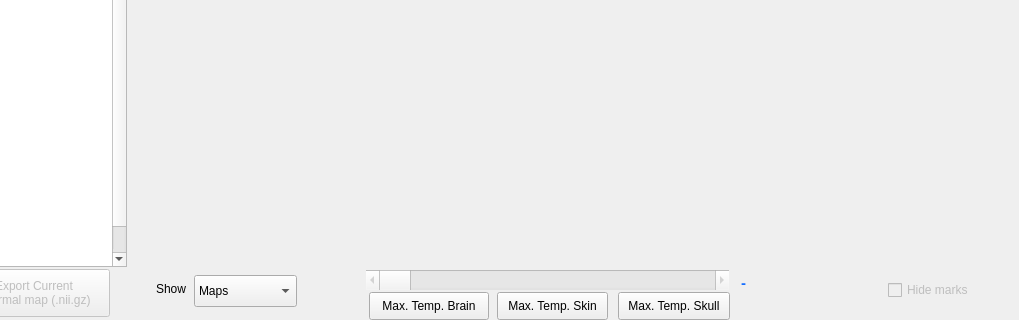
This is BabelBrain/Babel_Thermal/form.ui in ProteusMRIgHIFU/BabelBrain as Qt 5 draws it before an edit; both pictures show x 232 to 1251 and y 163 to 483 of the 1251 by 483 pixel window. The edited form follows.
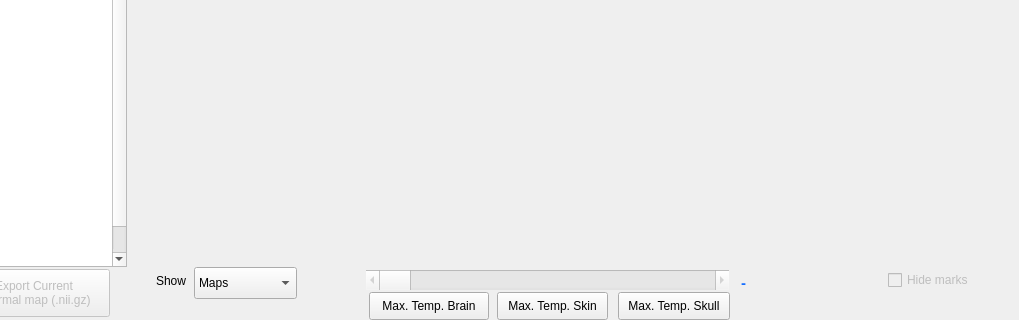
This is the edited form.

Commit message: changing finally background colors of plots to real color of window

What changed in the file:
```diff
--- a/BabelBrain/Babel_Thermal/form.ui
+++ b/BabelBrain/Babel_Thermal/form.ui
@@ -229,7 +229,7 @@
    <property name="geometry">
     <rect>
      <x>1120</x>
-     <y>439</y>
+     <y>429</y>
      <width>116</width>
      <height>28</height>
     </rect>
@@ -325,7 +325,7 @@
    <property name="geometry">
     <rect>
      <x>426</x>
-     <y>438</y>
+     <y>430</y>
      <width>103</width>
      <height>32</height>
     </rect>
@@ -345,7 +345,7 @@
    <property name="geometry">
     <rect>
      <x>377</x>
-     <y>442</y>
+     <y>434</y>
      <width>41</width>
      <height>20</height>
     </rect>
```
The commit also changes 4 other files.
